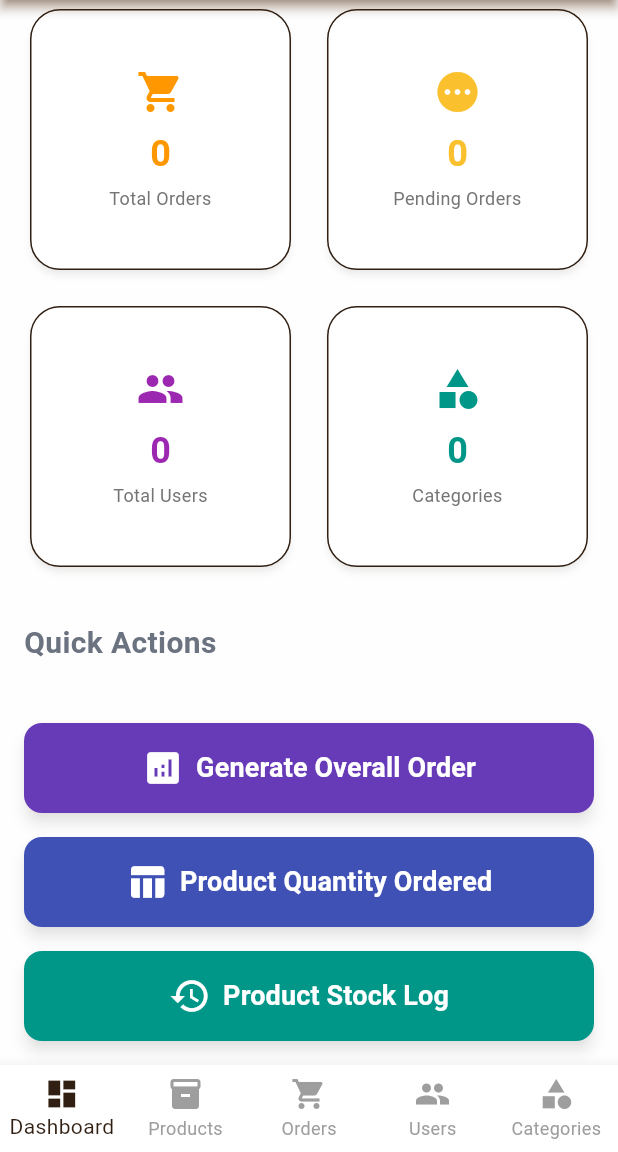
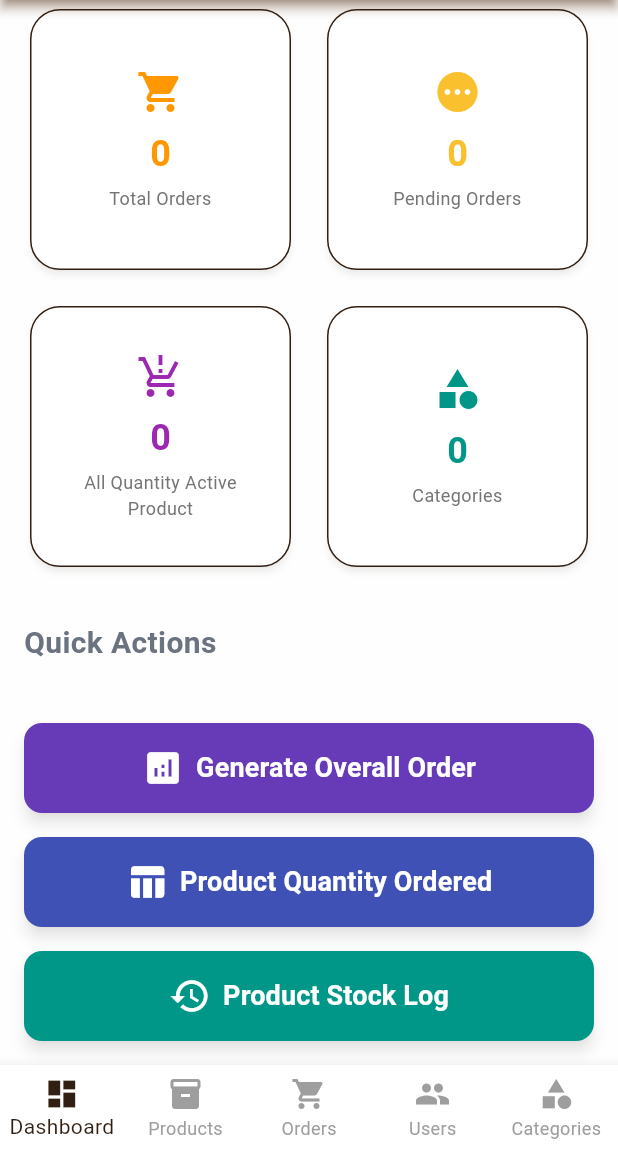
Before and after one commit to frostextreme11/DVEcommerceFLutterKilo, a Flutter app: the AdminDashboardScreen screen opened by its route, scrolled down 970 dp, on a phone screen of 412 x 824 dp, the part 84-1236 px from its top. Run offline on Flutter 3.47's test engine with Material 3 defaults, Android fonts, the phone set to English and light mode, and no system bars; our stand-ins replace cached_network_image, csv, firebase_core, firebase_messaging, fl_chart, flutter_local_notifications and 9 more; accounts and stored records are empty.

Commit message:
Add active product quantity total.

```diff
--- a/lib/screens/admin/admin_dashboard_screen.dart
+++ b/lib/screens/admin/admin_dashboard_screen.dart
@@ -394,7 +394,6 @@ class DashboardOverviewScreen extends StatelessWidget {
                 ) {
                   final totalProducts = productsProvider.products.length;
                   final totalOrders = ordersProvider.orders.length;
-                  final totalUsers = usersProvider.users.length;
                   final totalCategories = categoriesProvider.categories.length;
 
                   // Handle order stats - show 0 if orders not loaded yet
@@ -417,6 +416,10 @@ class DashboardOverviewScreen extends StatelessWidget {
                   final activeProducts = productsProvider.products
                       .where((p) => p.isActive)
                       .length;
+
+                  final activeProductQuantity = productsProvider.products
+                      .where((p) => p.isActive)
+                      .fold(0, (sum, p) => sum + p.stockQuantity);
 
                   return GridView.count(
                     crossAxisCount: 2,
@@ -455,9 +458,9 @@ class DashboardOverviewScreen extends StatelessWidget {
                       ),
                       _buildStatCard(
                         context,
-                        'Total Users',
-                        totalUsers.toString(),
-                        Icons.people,
+                        'All Quantity Active Product',
+                        activeProductQuantity.toString(),
+                        Icons.production_quantity_limits,
                         Colors.purple,
                       ),
                       _buildStatCard(
```
Lines whose indentation alone changed are shown as unchanged.
